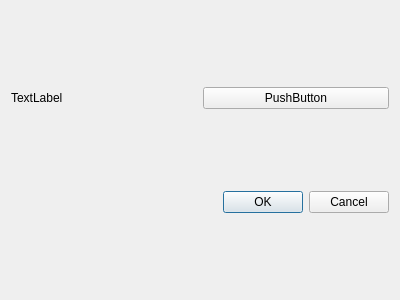
kr0st/fpgui, file preferences.ui: the form before one commit.
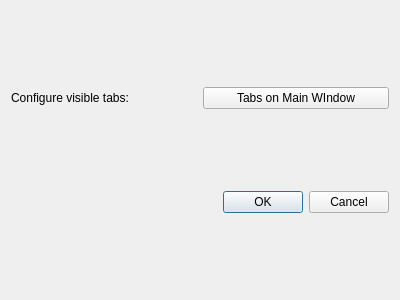
The form after the commit.

Commit message: Work on app configuration UI continues.

Diff of the .ui file:
```diff
--- a/preferences.ui
+++ b/preferences.ui
@@ -19,14 +19,14 @@
      <item>
       <widget class="QLabel" name="label">
        <property name="text">
-        <string>TextLabel</string>
+        <string>Configure visible tabs:</string>
        </property>
       </widget>
      </item>
      <item>
       <widget class="QPushButton" name="pushButton">
        <property name="text">
-        <string>PushButton</string>
+        <string>Tabs on Main WIndow</string>
        </property>
       </widget>
      </item>
```
Left out of the diff: 4 changed lines with no effect on the pictures. The commit also changes 3 other files.
